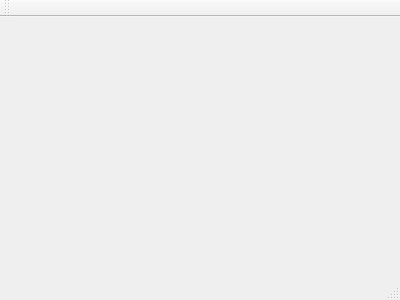
Before: the Qt Designer form mainwindow.ui in vladislavvasyukov/Memorigo, drawn with Qt 5.
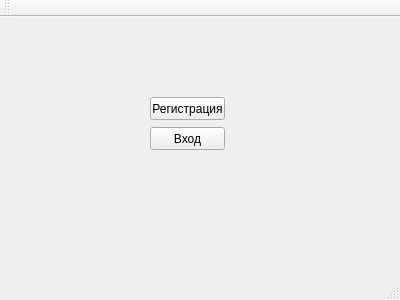
After: the same form once the commit is applied.

Commit message: Add registration and authorization forms

```diff
--- a/mainwindow.ui
+++ b/mainwindow.ui
@@ -12,13 +12,55 @@
   <property name="windowTitle" >
    <string>MainWindow</string>
   </property>
-  <widget class="QMenuBar" name="menuBar" />
-  <widget class="QToolBar" name="mainToolBar" />
-  <widget class="QWidget" name="centralWidget" />
-  <widget class="QStatusBar" name="statusBar" />
+  <widget class="QWidget" name="centralWidget">
+   <widget class="QPushButton" name="registrationButon">
+    <property name="geometry">
+     <rect>
+      <x>150</x>
+      <y>80</y>
+      <width>75</width>
+      <height>23</height>
+     </rect>
+    </property>
+    <property name="text">
+     <string>Регистрация</string>
+    </property>
+   </widget>
+   <widget class="QPushButton" name="authorizationButton">
+    <property name="geometry">
+     <rect>
+      <x>150</x>
+      <y>110</y>
+      <width>75</width>
+      <height>23</height>
+     </rect>
+    </property>
+    <property name="text">
+     <string>Вход</string>
+    </property>
+   </widget>
+  </widget>
+  <widget class="QMenuBar" name="menuBar">
+   <property name="geometry">
+    <rect>
+     <x>0</x>
+     <y>0</y>
+     <width>400</width>
+     <height>21</height>
+    </rect>
+   </property>
+  </widget>
+  <widget class="QToolBar" name="mainToolBar">
+   <attribute name="toolBarArea">
+    <enum>TopToolBarArea</enum>
+   </attribute>
+   <attribute name="toolBarBreak">
+    <bool>false</bool>
+   </attribute>
+  </widget>
+  <widget class="QStatusBar" name="statusBar"/>
  </widget>
- <layoutDefault spacing="6" margin="11" />
- <pixmapfunction></pixmapfunction>
+ <layoutdefault spacing="6" margin="11"/>
  <resources/>
  <connections/>
 </ui>
```
Left out of the diff: 7 changed lines with no effect on the pictures. The commit also changes 10 other files.
